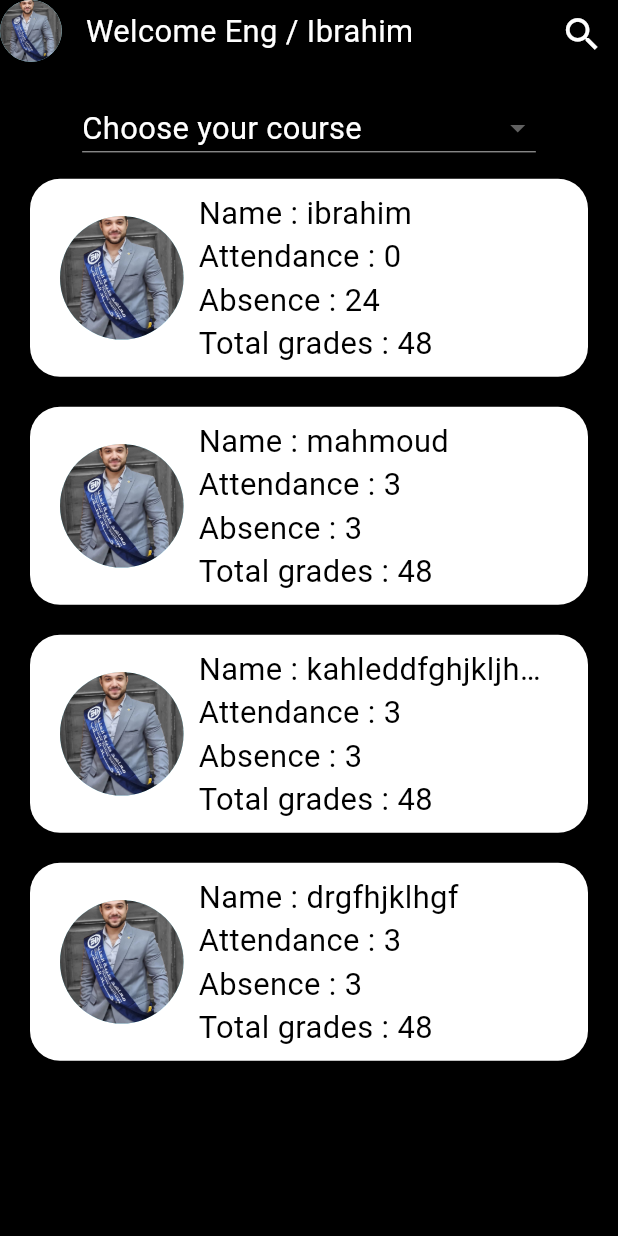
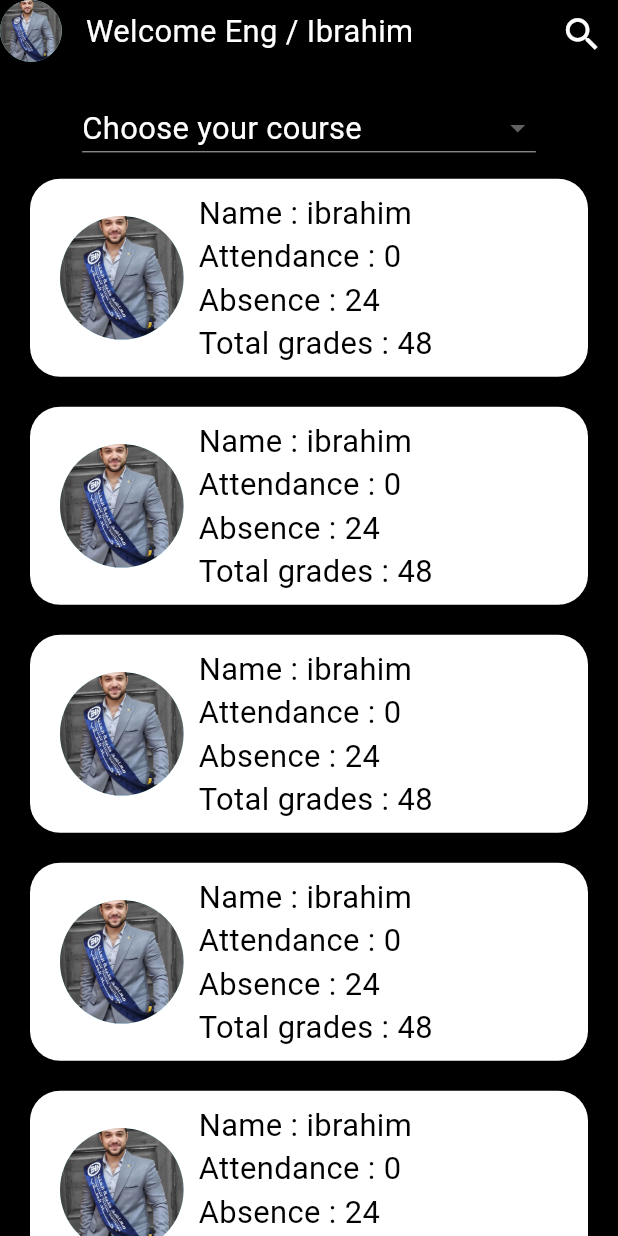
Before and after one commit to ibrahimMedhat-1/attendance_app, a Flutter app: the HomePage screen opened directly, on a phone screen of 412 x 824 dp. Run offline on Flutter 3.47's test engine with Material 2 defaults, Android fonts, the phone set to English and light mode, and no system bars; our stand-ins replace curved_navigation_bar, firebase_core, flutter_bloc; missing offline and left inert: qr_code_scanner; accounts and stored records are empty.

```diff
--- a/lib/instructor/view/qr_code_scanner/qr_code_scanner.dart
+++ b/lib/instructor/view/qr_code_scanner/qr_code_scanner.dart
@@ -31,6 +31,7 @@ class QRCodeScanner extends StatelessWidget {
                     cubit.qrValue(qrViewController);
                   },
                 ),
+                Text(cubit.barCodeIs.toString()),
               ],
             ),
           );
--- a/lib/instructor/view_model/homepage_cubit/home_page_cubit.dart
+++ b/lib/instructor/view_model/homepage_cubit/home_page_cubit.dart
@@ -27,6 +27,38 @@ class HomePageCubit extends Cubit<HomePageState> {
     ),
   ];
   List<StudentModel> students = [
+    StudentModel(
+        name: 'ibrahim',
+        email: 'Ibrahimmedhat112@gmail.com',
+        phoneNo: '01064172976',
+        profilePicture: 'assets/profilePic.jpeg',
+        attendance: 0,
+        absence: 24,
+        totalGrades: 48),
+    StudentModel(
+        name: 'ibrahim',
+        email: 'Ibrahimmedhat112@gmail.com',
+        phoneNo: '01064172976',
+        profilePicture: 'assets/profilePic.jpeg',
+        attendance: 0,
+        absence: 24,
+        totalGrades: 48),
+    StudentModel(
+        name: 'ibrahim',
+        email: 'Ibrahimmedhat112@gmail.com',
+        phoneNo: '01064172976',
+        profilePicture: 'assets/profilePic.jpeg',
+        attendance: 0,
+        absence: 24,
+        totalGrades: 48),
+    StudentModel(
+        name: 'ibrahim',
+        email: 'Ibrahimmedhat112@gmail.com',
+        phoneNo: '01064172976',
+        profilePicture: 'assets/profilePic.jpeg',
+        attendance: 0,
+        absence: 24,
+        totalGrades: 48),
     StudentModel(
         name: 'ibrahim',
         email: 'Ibrahimmedhat112@gmail.com',
```
